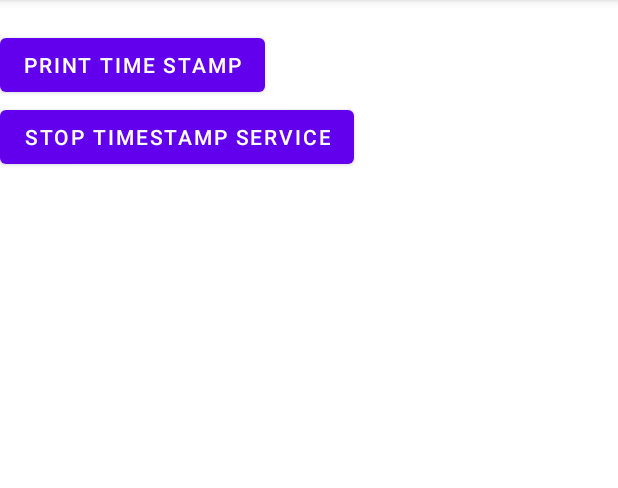
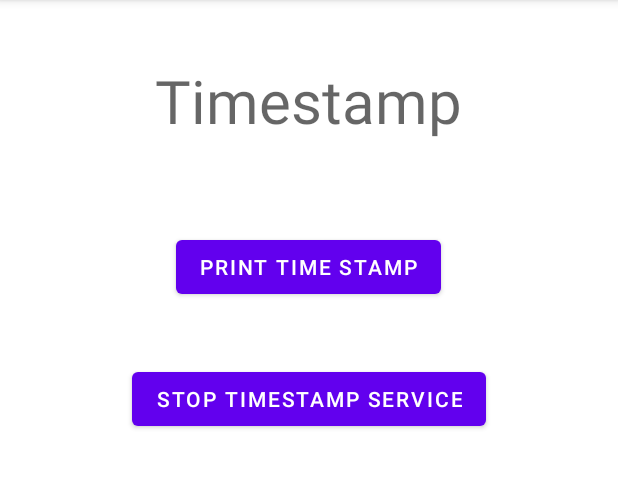
Before and after one commit to saksham0302/AndroidAppDevelopment226, an Android app: the screen it shows after launch (BoundServiceExample), on a phone screen of 412 x 824 dp, the part 84-572 px from its top. Run offline under Robolectric (Android 15) with nearby library versions, the light colour scheme and no system bars; 2 statements that could not run were skipped.

Commit message:
Rectified BoundServiceExample and AsyncTaskProgressBar

```diff
--- a/app/src/main/java/com/example/cse226_notes/unit_2/BoundServiceExample.kt
+++ b/app/src/main/java/com/example/cse226_notes/unit_2/BoundServiceExample.kt
@@ -19,7 +19,7 @@ class BoundServiceExample : AppCompatActivity() {
     private lateinit var timeStampStop: Button
 
     private var mBoundService: BoundServiceDemo? = null
-    private var mServiceBound = false
+    private var mServiceBound = true
 
     override fun onCreate(savedInstanceState: Bundle?) {
         super.onCreate(savedInstanceState)
@@ -66,7 +66,7 @@ class BoundServiceExample : AppCompatActivity() {
         }
     }
 
-    val mServiceConnection: ServiceConnection = object : ServiceConnection {
+    private val mServiceConnection: ServiceConnection = object : ServiceConnection {
 
         override fun onServiceDisconnected(name: ComponentName?) {
             mServiceBound = false
--- a/app/src/main/res/layout/activity_bound_service_example.xml
+++ b/app/src/main/res/layout/activity_bound_service_example.xml
@@ -10,18 +10,27 @@
     <TextView
         android:id="@+id/timeStampText"
         android:layout_width="wrap_content"
-        android:layout_height="wrap_content" />
+        android:layout_height="wrap_content"
+        android:layout_gravity="center"
+        android:textSize="40sp"
+        android:textColor="@color/teal_700"
+        android:layout_margin="40dp"
+        android:hint="Timestamp" />
 
     <Button
         android:id="@+id/timeStampPrint"
         android:layout_width="wrap_content"
         android:layout_height="wrap_content"
+        android:layout_margin="20dp"
+        android:layout_gravity="center"
         android:text="Print Time Stamp" />
 
     <Button
         android:id="@+id/timeStampStop"
         android:layout_width="wrap_content"
         android:layout_height="wrap_content"
+        android:layout_margin="20dp"
+        android:layout_gravity="center"
         android:text="Stop Timestamp Service" />
 
 </LinearLayout>
```
